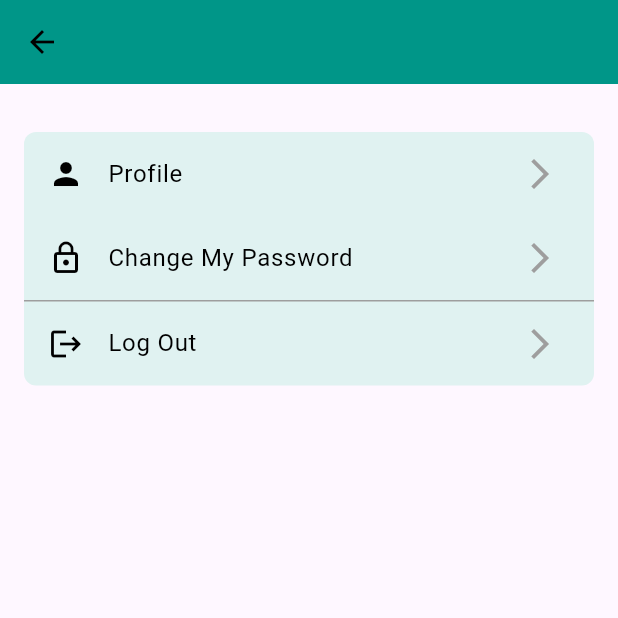
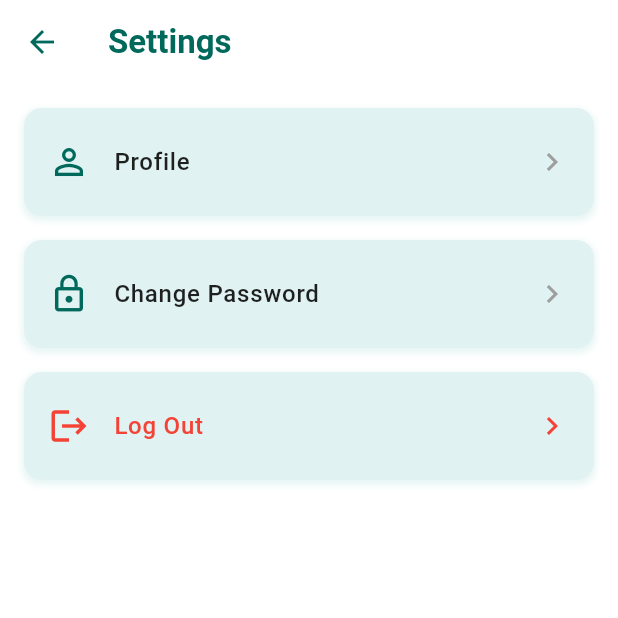
Before and after one commit to warsena/appointmentpractice, a Flutter app: the Setting screen opened directly, on a phone screen of 412 x 824 dp, the top half of it. Run offline on Flutter 3.47's test engine with Material 3 defaults, Android fonts, the phone set to English and light mode, and no system bars; our stand-ins replace cloud_firestore, firebase_auth, firebase_core; accounts and stored records are empty.

Commit message:
make interface prettier

```diff
--- a/lib/Profile/setting.dart
+++ b/lib/Profile/setting.dart
@@ -14,73 +14,60 @@ class _SettingState extends State<Setting> {
   @override
   Widget build(BuildContext context) {
     return Scaffold(
+      backgroundColor: Colors.white,
       appBar: AppBar(
-        title: Container(), // Empty container to remove the title
-        backgroundColor: Colors.teal,
+        title: Text(
+          'Settings',
+          style:
+              TextStyle(color: Colors.teal[800], fontWeight: FontWeight.bold),
+        ),
+        backgroundColor: Colors.white,
         elevation: 0,
-        iconTheme: const IconThemeData(color: Colors.black),
+        iconTheme: IconThemeData(color: Colors.teal[800]),
       ),
       body: Padding(
-        padding: const EdgeInsets.all(16.0),
+        padding: const EdgeInsets.symmetric(horizontal: 16.0, vertical: 8.0),
         child: Column(
+          crossAxisAlignment: CrossAxisAlignment.start,
           children: [
-            const SizedBox(height: 16.0),
-            // Profile Options
-            Container(
-              decoration: BoxDecoration(
-                color: Colors.teal[50],
-                borderRadius: BorderRadius.circular(8.0),
-              ),
-              child: Column(
+            // Settings Options
+            Expanded(
+              child: ListView(
+                padding: EdgeInsets.zero,
                 children: [
-                  // Profile
-                  ListTile(
-                    leading: const Icon(Icons.person, color: Colors.black),
-                    title: const Text(
-                      'Profile',
-                      style: TextStyle(color: Colors.black),
-                    ),
-                    trailing: const Icon(Icons.arrow_forward_ios, color: Colors.grey),
+                  // Profile Option
+                  _buildSettingItem(
+                    icon: Icons.person_outline,
+                    title: 'Profile',
                     onTap: () {
-                      // Navigate to the UserProfile page
                       Navigator.push(
                         context,
-                        MaterialPageRoute(builder: (context) => const UserProfile()),
+                        MaterialPageRoute(
+                            builder: (context) => const UserProfile()),
                       );
                     },
                   ),
 
                   // Change Password Option
-                  ListTile(
-                    leading: const Icon(Icons.lock_outline, color: Colors.black),
-                    title: const Text(
-                      'Change My Password',
-                      style: TextStyle(color: Colors.black),
-                    ),
-                    trailing: const Icon(Icons.arrow_forward_ios, color: Colors.grey),
+                  _buildSettingItem(
+                    icon: Icons.lock_outline,
+                    title: 'Change Password',
                     onTap: () {
-                      // Handle Change Password tap, navigate to the change password page
                       Navigator.push(
                         context,
-                        MaterialPageRoute(builder: (context) => const Changepassword()),
+                        MaterialPageRoute(
+                            builder: (context) => const Changepassword()),
                       );
                     },
                   ),
-                  const Divider(height: 1, color: Colors.grey),
+
                   // Log Out Option
-                  ListTile(
-                    leading: const Icon(Icons.logout, color: Colors.black),
-                    title: const Text(
-                      'Log Out',
-                      style: TextStyle(color: Colors.black),
-                    ),
-                    trailing: const Icon(Icons.arrow_forward_ios, color: Colors.grey),
+                  _buildSettingItem(
+                    icon: Icons.logout,
+                    title: 'Log Out',
+                    isDestructive: true,
                     onTap: () {
-                      // Handle Log Out tap, navigate to the login page
-                      Navigator.pushReplacement(
-                        context,
-                        MaterialPageRoute(builder: (context) => const LoginPage()),
-                      );
+                      _showLogoutConfirmationDialog(context);
                     },
                   ),
                 ],
@@ -91,4 +78,103 @@ class _SettingState extends State<Setting> {
       ),
     );
   }
+
+  // Custom widget for setting items
+  Widget _buildSettingItem({
+    required IconData icon,
+    required String title,
+    required VoidCallback onTap,
+    bool isDestructive = false,
+  }) {
+    return Container(
+      margin: const EdgeInsets.symmetric(vertical: 8.0),
+      decoration: BoxDecoration(
+        color: Colors.teal.shade50,
+        borderRadius: BorderRadius.circular(12),
+        boxShadow: [
+          BoxShadow(
+            color: Colors.teal.shade100.withOpacity(0.3),
+            spreadRadius: 1,
+            blurRadius: 3,
+            offset: const Offset(0, 2),
+          ),
+        ],
+      ),
+      child: ListTile(
+        contentPadding: const EdgeInsets.symmetric(horizontal: 16, vertical: 8),
+        leading: Icon(
+          icon,
+          color: isDestructive ? Colors.red : Colors.teal[800],
+          size: 28,
+        ),
+        title: Text(
+          title,
+          style: TextStyle(
+            color: isDestructive ? Colors.red : Colors.black87,
+            fontWeight: FontWeight.w500,
+            fontSize: 16,
+          ),
+        ),
+        trailing: Icon(
+          Icons.chevron_right,
+          color: isDestructive ? Colors.red : Colors.grey,
+        ),
+        onTap: onTap,
+      ),
+    );
+  }
+
+  // Logout confirmation dialog
+void _showLogoutConfirmationDialog(BuildContext context) {
+  showDialog(
+    context: context,
+    builder: (BuildContext context) {
+      return AlertDialog(
+        shape: RoundedRectangleBorder(
+          borderRadius: BorderRadius.circular(15),
+        ),
+        title: const Text(
+          'Log Out',
+          style: TextStyle(fontWeight: FontWeight.bold),
+        ),
+        content: const Text('Are you sure you want to logout?'),
+        actions: <Widget>[
+          // Cancel Button as ElevatedButton
+          ElevatedButton(
+            onPressed: () => Navigator.of(context).pop(),
+            style: ElevatedButton.styleFrom(
+              backgroundColor: Colors.grey, // Grey background for Cancel button
+            ),
+            child: const Text(
+              'Cancel',
+              style: TextStyle(
+                color: Colors.white, // White text color
+              ),
+            ),
+          ),
+          // Log Out Button
+          ElevatedButton(
+            onPressed: () {
+              Navigator.of(context).pop();
+              Navigator.pushReplacement(
+                context,
+                MaterialPageRoute(builder: (context) => const LoginPage()),
+              );
+            },
+            style: ElevatedButton.styleFrom(
+              backgroundColor: Colors.red, // Red button background
+            ),
+            child: const Text(
+              'Log Out',
+              style: TextStyle(
+                color: Colors.white, // Black text color
+              ),
+            ),
+          ),
+        ],
+      );
+    },
+  );
 }
+
+}
--- a/pubspec.yaml
+++ b/pubspec.yaml
@@ -29,7 +29,7 @@ environment:
 # versions available, run `flutter pub outdated`.
 dependencies:
   flutter:
-    # sdk: flutter
+    sdk: flutter
     # file_picker: ^5.2.4
     # intl: ^0.17.0  # Add this line
     # image_picker:^1.1.2
```
Also changed, not shown: pubspec.lock.
